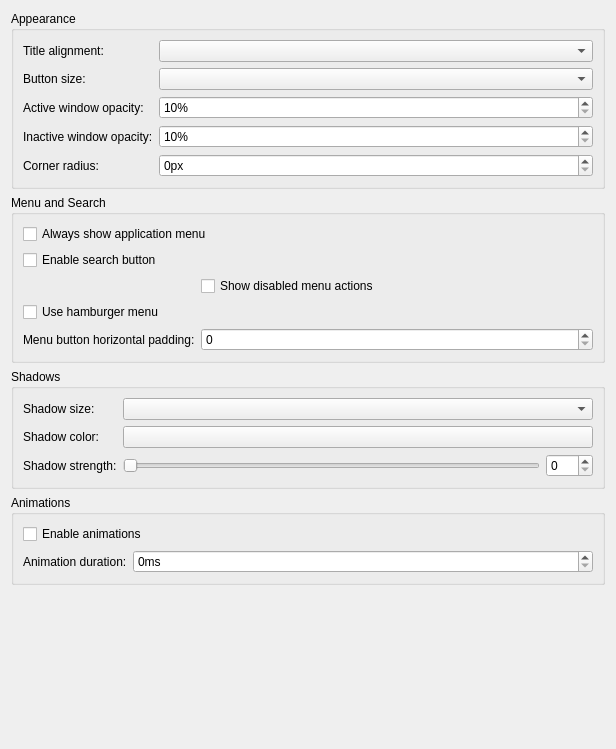
Above: src/kcm/config.ui from guiodic/material-decoration before the change. Below: the same form after it.
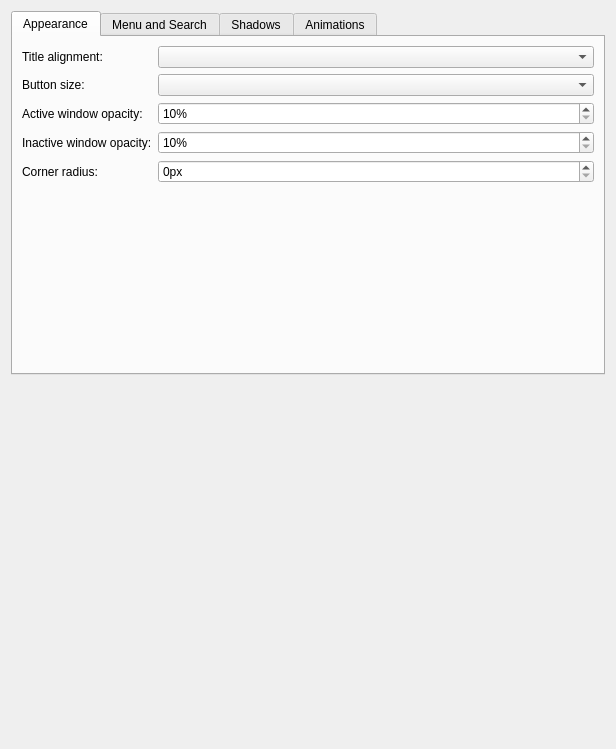
That is the form after the change. Custom widgets are drawn as their Qt base class.

The edit to the form file:
```diff
--- a/src/kcm/config.ui
+++ b/src/kcm/config.ui
@@ -15,10 +15,14 @@
   </property>
   <layout class="QVBoxLayout" name="verticalLayout">
    <item>
-    <widget class="QGroupBox" name="groupBox">
-     <property name="title">
+    <widget class="QTabWidget" name="tabWidget">
+     <property name="currentIndex">
+      <number>0</number>
+     </property>
+     <widget class="QWidget" name="appearanceTab">
+      <attribute name="title">
       <string>Appearance</string>
-     </property>
+      </attribute>
      <layout class="QFormLayout" name="formLayout">
       <item row="0" column="0">
        <widget class="QLabel" name="label">
@@ -102,12 +106,10 @@
       </item>
      </layout>
     </widget>
-   </item>
-   <item>
-    <widget class="QGroupBox" name="groupBox_2">
-     <property name="title">
+     <widget class="QWidget" name="menuSearchTab">
+      <attribute name="title">
       <string>Menu and Search</string>
-     </property>
+      </attribute>
      <layout class="QFormLayout" name="formLayout_2">
       <item row="0" column="0" colspan="2">
        <widget class="QCheckBox" name="kcfg_MenuAlwaysShow">
@@ -149,12 +151,10 @@
       </item>
      </layout>
     </widget>
-   </item>
-   <item>
-    <widget class="QGroupBox" name="groupBox_3">
-     <property name="title">
+     <widget class="QWidget" name="shadowsTab">
+      <attribute name="title">
       <string>Shadows</string>
-     </property>
+      </attribute>
      <layout class="QFormLayout" name="formLayout_3">
       <item row="0" column="0">
        <widget class="QLabel" name="label_6">
@@ -206,12 +206,10 @@
       </item>
      </layout>
     </widget>
-   </item>
-   <item>
-    <widget class="QGroupBox" name="groupBox_4">
-     <property name="title">
+     <widget class="QWidget" name="animationsTab">
+      <attribute name="title">
       <string>Animations</string>
-     </property>
+      </attribute>
      <layout class="QFormLayout" name="formLayout_4">
       <item row="0" column="0" colspan="2">
        <widget class="QCheckBox" name="kcfg_AnimationsEnabled">
@@ -241,6 +239,7 @@
        </widget>
       </item>
      </layout>
+     </widget>
     </widget>
    </item>
    <item>
```
Lines whose indentation alone changed are shown as unchanged.
